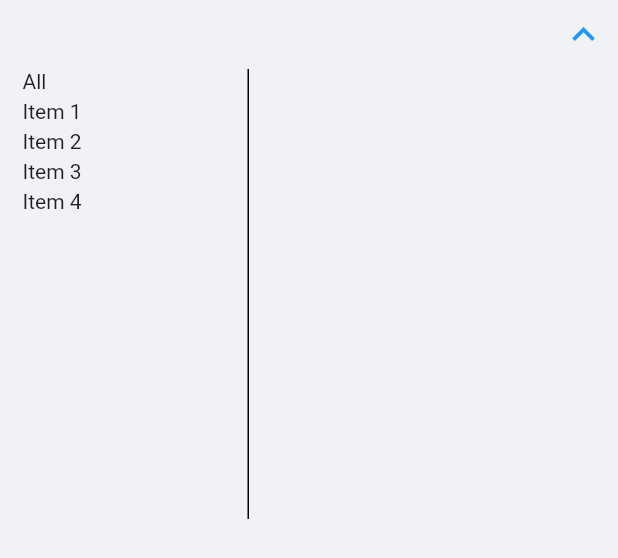
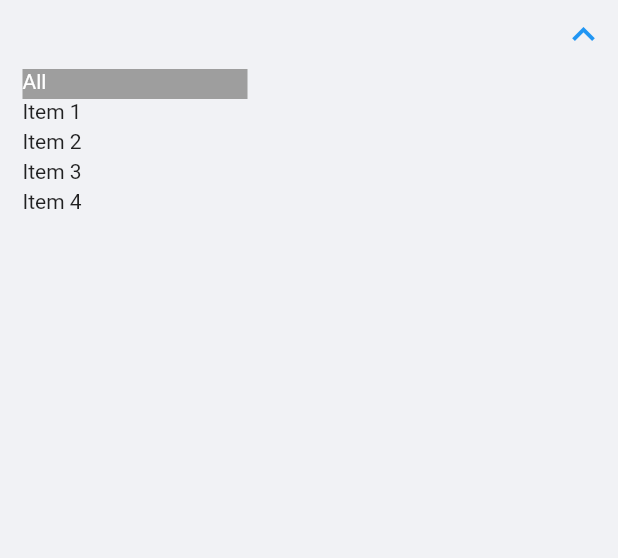
Before and after one commit to vika41130/carousel_slider, a Flutter app: the ResourceFolder widget shown alone on an empty page, opened directly with empty values, after a tap on the "expand more" icon, on a phone screen of 412 x 824 dp. Shown: the top 558 px of the screen. Run offline on Flutter 3.47's test engine with Material 2 defaults, Android fonts, the phone set to English and light mode, and no system bars; our stand-ins replace flutter_easyloading, localstorage; missing offline and left inert: hovering.

Commit message:
[resource-page-wrap] fix UI

```diff
--- /dev/null
+++ b/lib/color/color.dart
@@ -0,0 +1,3 @@
+class Color {
+  Color._();
+}
--- /dev/null
+++ b/lib/style/style.dart
@@ -0,0 +1,5 @@
+class Style {
+  Style._();
+
+
+}
--- a/lib/widget/resource-folder.dart
+++ b/lib/widget/resource-folder.dart
@@ -49,7 +49,7 @@ class _StateResourceFolder extends State<ResourceFolder> {
     });
     return Container(
       color: !expandableCtrl.expanded ? Color(0xFFf1f2f5) : Colors.white,
-      padding: EdgeInsets.zero,
+      padding: EdgeInsets.only(top: 0, right: 0, bottom: 0, left: 0),
       child: ExpandablePanel(
         controller: expandableCtrl,
         header: Container(
@@ -83,7 +83,17 @@ class _StateResourceFolder extends State<ResourceFolder> {
                       SizedBox(
                         height: 20,
                         child: InkWell(
-                          child: Text('All'),
+                          child: Container(
+                            decoration: BoxDecoration(
+                              color: Colors.grey,
+                            ),
+                            child: Text(
+                              'All',
+                              style: TextStyle(
+                                color: Colors.white,
+                              ),
+                            ),
+                          ),
                           onTap: () {
                             searchResource();
                           },
@@ -131,24 +141,32 @@ class _StateResourceFolder extends State<ResourceFolder> {
                 Expanded(
                   child: Container(
                     decoration: BoxDecoration(
-                      border: Border(left: BorderSide(width: 1, color: Colors.black)),
+                      border: Border(left: BorderSide(width: 0.5, color: Colors.black)),
                     ),
                     padding: EdgeInsets.only(left: 20),
-                    height: 300,
-                    child: GridView.builder(
-                      gridDelegate: SliverGridDelegateWithFixedCrossAxisCount(
-                        crossAxisCount: 3,
-                        mainAxisSpacing: 0,
-                        crossAxisSpacing: 20,
-                      ),
-                      itemCount: resourceLst.length,
-                      itemBuilder: (context, index) {
-                        return Thumbnail(resource: resourceLst[index],);
-                      },
+                    // height: 300,
+                    // width: 500,
+                    // child: GridView.builder(
+                    //   gridDelegate: SliverGridDelegateWithFixedCrossAxisCount(
+                    //     crossAxisCount: 3,
+                    //     mainAxisSpacing: 0,
+                    //     crossAxisSpacing: 20,
+                    //   ),
+                    //   itemCount: resourceLst.length,
+                    //   itemBuilder: (context, index) {
+                    //     return Thumbnail(resource: resourceLst[index],);
+                    //   },
+                    // ),
+                    child: Wrap(
+                      spacing: 20,
+                      children: [
+                        for (var index = 0; index < resourceLst.length; index++)
+                          Container(
+                            width: 300,
+                            child: Thumbnail(resource: resourceLst[index], width: 300,),
+                          )
+                      ],
                     ),
-                    // child: GridView.count(
-
-                    // ),
                   ),
                 ),
               ],
--- a/lib/widget/thumbnail.dart
+++ b/lib/widget/thumbnail.dart
@@ -42,7 +42,8 @@ class _StateThumbnail extends State<Thumbnail> {
           SizedBox(height: 10),
           Image(
             image: AssetImage('assets/images/bmw/driver1.jpg'),
-            // width: 200,
+            // height: 200,
+            // width: widget.width,
           ),
           Row(
             children: [
```
